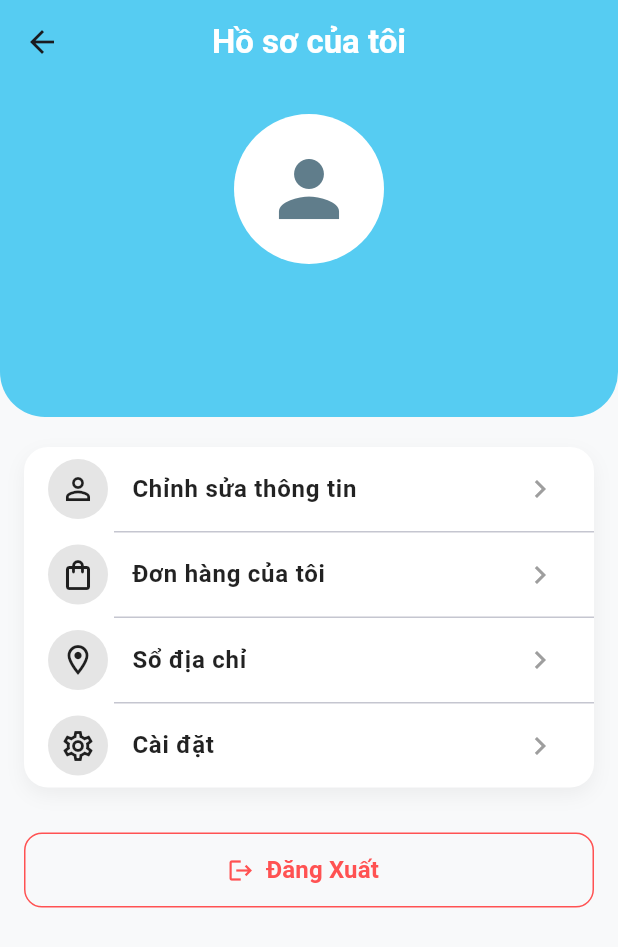
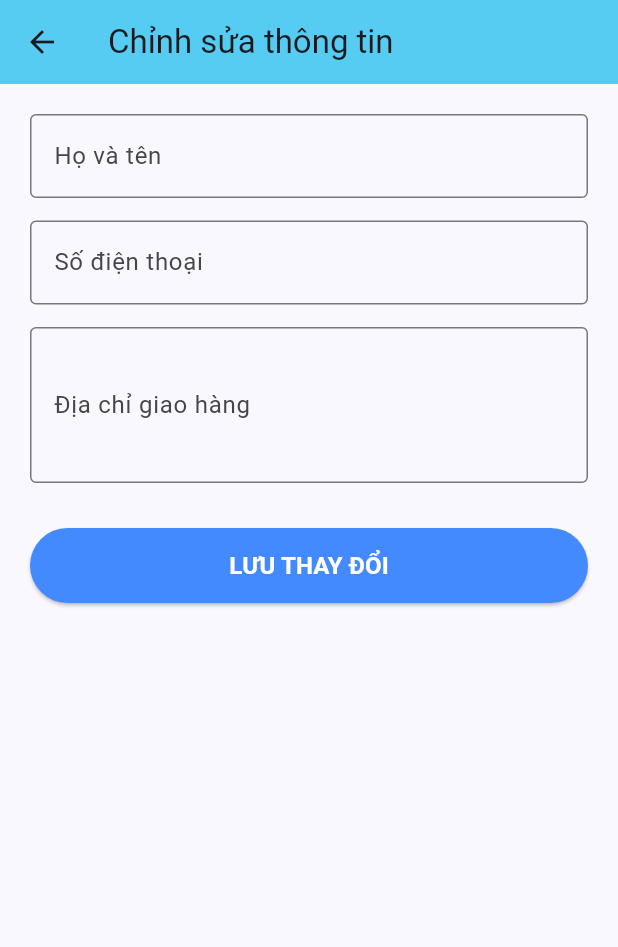
Before and after one commit to phat12480/prm393-glasses-app, a Flutter app: the ProfileScreen screen opened directly with empty values, after a tap on "Chỉnh sửa thông tin", on a phone screen of 412 x 824 dp. Shown: the top 947 px of the screen. Run offline on Flutter 3.47's test engine with Material 3 defaults, Android fonts, the phone set to English and light mode, and no system bars; our stand-ins replace carousel_slider, google_sign_in, sqflite; accounts and stored records are empty.

Commit message:
create edit profile & order hisory function in profile page

```diff
--- /dev/null
+++ b/lib/screens/edit_profile_screen.dart
@@ -0,0 +1,87 @@
+import 'package:flutter/material.dart';
+import '../models/user.dart';
+import '../presenters/edit_profile_presenter.dart';
+
+class EditProfileScreen extends StatefulWidget {
+  final User user;
+  const EditProfileScreen({super.key, required this.user});
+
+  @override
+  State<EditProfileScreen> createState() => _EditProfileScreenState();
+}
+
+class _EditProfileScreenState extends State<EditProfileScreen> implements EditProfileView {
+  late EditProfilePresenter _presenter;
+  late TextEditingController _nameCtrl;
+  late TextEditingController _phoneCtrl;
+  late TextEditingController _addressCtrl;
+  bool _isLoading = false;
+
+  @override
+  void initState() {
+    super.initState();
+    _presenter = EditProfilePresenter(this);
+    // Điền sẵn thông tin cũ vào ô nhập
+    _nameCtrl = TextEditingController(text: widget.user.fullName);
+    _phoneCtrl = TextEditingController(text: widget.user.phone);
+    _addressCtrl = TextEditingController(text: widget.user.address);
+  }
+
+  @override
+  void showLoading() => setState(() => _isLoading = true);
+  @override
+  void hideLoading() => setState(() => _isLoading = false);
+
+  @override
+  void onUpdateSuccess(User updatedUser) {
+    ScaffoldMessenger.of(context).showSnackBar(const SnackBar(content: Text("Cập nhật thành công!"), backgroundColor: Colors.green));
+    // Đóng trang và trả về user mới để ProfileScreen cập nhật giao diện
+    Navigator.pop(context, updatedUser);
+  }
+
+  @override
+  void onError(String message) {
+    ScaffoldMessenger.of(context).showSnackBar(SnackBar(content: Text(message), backgroundColor: Colors.red));
+  }
+
+  @override
+  Widget build(BuildContext context) {
+    return Scaffold(
+      appBar: AppBar(title: const Text("Chỉnh sửa thông tin"), backgroundColor: const Color(0xFF56CCF2)),
+      body: SingleChildScrollView(
+        padding: const EdgeInsets.all(20),
+        child: Column(
+          children: [
+            TextField(controller: _nameCtrl, decoration: const InputDecoration(labelText: "Họ và tên", border: OutlineInputBorder())),
+            const SizedBox(height: 15),
+            TextField(controller: _phoneCtrl, decoration: const InputDecoration(labelText: "Số điện thoại", border: OutlineInputBorder()), keyboardType: TextInputType.phone),
+            const SizedBox(height: 15),
+            TextField(controller: _addressCtrl, decoration: const InputDecoration(labelText: "Địa chỉ giao hàng", border: OutlineInputBorder()), maxLines: 3),
+            const SizedBox(height: 30),
+            SizedBox(
+              width: double.infinity, height: 50,
+              child: ElevatedButton(
+                style: ElevatedButton.styleFrom(backgroundColor: Colors.blueAccent, foregroundColor: Colors.white),
+                onPressed: _isLoading ? null : () {
+                  // Tạo cục User mới với thông tin vừa sửa
+                  User updatedUser = User(
+                    id: widget.user.id,
+                    username: widget.user.username,
+                    password: widget.user.password,
+                    email: widget.user.email, // Không cho sửa email/username
+                    role: widget.user.role,
+                    fullName: _nameCtrl.text.trim(),
+                    phone: _phoneCtrl.text.trim(),
+                    address: _addressCtrl.text.trim(),
+                  );
+                  _presenter.updateUserInfo(updatedUser);
+                },
+                child: _isLoading ? const CircularProgressIndicator(color: Colors.white) : const Text("LƯU THAY ĐỔI", style: TextStyle(fontWeight: FontWeight.bold, fontSize: 16)),
+              ),
+            )
+          ],
+        ),
+      ),
+    );
+  }
+}
--- a/lib/screens/profile_screen.dart
+++ b/lib/screens/profile_screen.dart
@@ -1,7 +1,9 @@
 import 'package:flutter/material.dart';
 import '../models/user.dart';
 import '../presenters/profile_presenter.dart';
-import 'login_screen.dart'; // Cần import Login để quay về khi đăng xuất
+import 'login_screen.dart';
+import 'edit_profile_screen.dart';
+import 'order_history_screen.dart';
 
 class ProfileScreen extends StatefulWidget {
   final User user;
@@ -13,24 +15,23 @@ class ProfileScreen extends StatefulWidget {
 
 class _ProfileScreenState extends State<ProfileScreen> implements ProfileView {
   late ProfilePresenter _presenter;
+  late User _currentUser;
   bool _isLoading = false;
 
   @override
   void initState() {
     super.initState();
     _presenter = ProfilePresenter(this);
+    _currentUser = widget.user;
   }
 
-  // --- THỰC THI HỢP ĐỒNG MVP ---
   @override
   void showLoading() => setState(() => _isLoading = true);
-
   @override
   void hideLoading() => setState(() => _isLoading = false);
 
   @override
   void onLogoutSuccess() {
-    // Xóa toàn bộ lịch sử màn hình và đẩy về trang Đăng nhập
     Navigator.of(context).pushAndRemoveUntil(
       MaterialPageRoute(builder: (context) => const LoginScreen()),
           (Route<dynamic> route) => false,
@@ -42,7 +43,7 @@ class _ProfileScreenState extends State<ProfileScreen> implements ProfileView {
     ScaffoldMessenger.of(context).showSnackBar(SnackBar(content: Text(message), backgroundColor: Colors.red));
   }
 
-  // --- UI COMPONENTS ---
+  // Khối giao diện cho từng dòng Menu
   Widget _buildMenuItem(IconData icon, String title, {VoidCallback? onTap, Color color = Colors.black87}) {
     return ListTile(
       leading: Container(
@@ -53,6 +54,30 @@ class _ProfileScreenState extends State<ProfileScreen> implements ProfileView {
       title: Text(title, style: TextStyle(fontWeight: FontWeight.w600, color: color)),
       trailing: const Icon(Icons.chevron_right, color: Colors.grey),
       onTap: onTap,
+    );
+  }
+
+  // Khối giao diện cho từng dòng thông tin User
+  Widget _buildInfoRow(IconData icon, String title, String value) {
+    return Row(
+      crossAxisAlignment: CrossAxisAlignment.start,
+      children: [
+        Icon(icon, size: 22, color: Colors.blueGrey),
+        const SizedBox(width: 12),
+        Expanded(
+          child: Column(
+            crossAxisAlignment: CrossAxisAlignment.start,
+            children: [
+              Text(title, style: const TextStyle(fontSize: 13, color: Colors.grey)),
+              const SizedBox(height: 4),
+              Text(
+                value,
+                style: const TextStyle(fontSize: 15, fontWeight: FontWeight.w500, color: Colors.black87),
+              ),
+            ],
+          ),
+        ),
+      ],
     );
   }
 
@@ -73,7 +98,7 @@ class _ProfileScreenState extends State<ProfileScreen> implements ProfileView {
           : SingleChildScrollView(
         child: Column(
           children: [
-            // --- 1. KHU VỰC HEADER (AVATAR & TÊN) ---
+            // --- 1. KHU VỰC HEADER (Chỉ hiện Avatar và Tên chính) ---
             Container(
               width: double.infinity,
               padding: const EdgeInsets.only(bottom: 30, top: 20),
@@ -89,15 +114,43 @@ class _ProfileScreenState extends State<ProfileScreen> implements ProfileView {
                     child: Icon(Icons.person, size: 60, color: Colors.blueGrey),
                   ),
                   const SizedBox(height: 15),
-                  Text(widget.user.fullName, style: const TextStyle(fontSize: 22, fontWeight: FontWeight.bold, color: Colors.white)),
-                  const SizedBox(height: 5),
-                  Text(widget.user.email, style: const TextStyle(fontSize: 14, color: Colors.white70)),
+                  Text(_currentUser.fullName, style: const TextStyle(fontSize: 22, fontWeight: FontWeight.bold, color: Colors.white)),
                 ],
               ),
             ),
             const SizedBox(height: 20),
 
-            // --- 2. KHU VỰC MENU QUẢN LÝ ---
+            // --- 2. KHU VỰC THÔNG TIN CHI TIẾT CỦA USER ---
+            Container(
+              margin: const EdgeInsets.symmetric(horizontal: 16),
+              padding: const EdgeInsets.all(20),
+              decoration: BoxDecoration(
+                color: Colors.white,
+                borderRadius: BorderRadius.circular(16),
+                boxShadow: [BoxShadow(color: Colors.black.withOpacity(0.05), blurRadius: 10, offset: const Offset(0, 5))],
+              ),
+              child: Column(
+                crossAxisAlignment: CrossAxisAlignment.start,
+                children: [
+                  const Text("Thông tin cá nhân", style: TextStyle(fontSize: 16, fontWeight: FontWeight.bold, color: Colors.blueAccent)),
+                  const Divider(height: 30, thickness: 1),
+
+                  _buildInfoRow(Icons.badge_outlined, "Tên đăng nhập", _currentUser.username),
+                  const SizedBox(height: 15),
+
+                  _buildInfoRow(Icons.email_outlined, "Email", _currentUser.email.isNotEmpty ? _currentUser.email : "Chưa cập nhật"),
+                  const SizedBox(height: 15),
+
+                  _buildInfoRow(Icons.phone_outlined, "Số điện thoại", _currentUser.phone.isNotEmpty ? _currentUser.phone : "Chưa cập nhật"),
+                  const SizedBox(height: 15),
+
+                  _buildInfoRow(Icons.location_on_outlined, "Địa chỉ", _currentUser.address.isNotEmpty ? _currentUser.address : "Chưa cập nhật"),
+                ],
+              ),
+            ),
+            const SizedBox(height: 20),
+
+            // --- 3. KHU VỰC MENU QUẢN LÝ ---
             Container(
               margin: const EdgeInsets.symmetric(horizontal: 16),
               decoration: BoxDecoration(
@@ -107,19 +160,33 @@ class _ProfileScreenState extends State<ProfileScreen> implements ProfileView {
               ),
               child: Column(
                 children: [
-                  _buildMenuItem(Icons.person_outline, "Chỉnh sửa thông tin", onTap: () {}),
+                  // Nút Chỉnh sửa thông tin
+                  _buildMenuItem(Icons.edit_outlined, "Chỉnh sửa thông tin", onTap: () async {
+                    final updatedUser = await Navigator.push(
+                        context,
+                        MaterialPageRoute(builder: (context) => EditProfileScreen(user: _currentUser))
+                    );
+                    if (updatedUser != null && updatedUser is User) {
+                      setState(() {
+                        _currentUser = updatedUser;
+                      });
+                    }
+                  }),
                   const Divider(height: 1, indent: 60),
-                  _buildMenuItem(Icons.shopping_bag_outlined, "Đơn hàng của tôi", onTap: () {}),
-                  const Divider(height: 1, indent: 60),
-                  _buildMenuItem(Icons.location_on_outlined, "Sổ địa chỉ", onTap: () {}),
-                  const Divider(height: 1, indent: 60),
-                  _buildMenuItem(Icons.settings_outlined, "Cài đặt", onTap: () {}),
+
+                  // Nút Lịch sử đơn hàng
+                  _buildMenuItem(Icons.shopping_bag_outlined, "Lịch sử đơn hàng", onTap: () {
+                    Navigator.push(
+                        context,
+                        MaterialPageRoute(builder: (context) => OrderHistoryScreen(user: _currentUser))
+                    );
+                  }),
                 ],
               ),
             ),
             const SizedBox(height: 30),
 
-            // --- 3. NÚT ĐĂNG XUẤT ---
+            // --- 4. NÚT ĐĂNG XUẤT ---
             Padding(
               padding: const EdgeInsets.symmetric(horizontal: 16),
               child: SizedBox(
@@ -134,7 +201,6 @@ class _ProfileScreenState extends State<ProfileScreen> implements ProfileView {
                   icon: const Icon(Icons.logout),
                   label: const Text("Đăng Xuất", style: TextStyle(fontSize: 16, fontWeight: FontWeight.bold)),
                   onPressed: () {
-                    // Hiển thị hộp thoại xác nhận
                     showDialog(
                         context: context,
                         builder: (context) => AlertDialog(
@@ -144,8 +210,8 @@ class _ProfileScreenState extends State<ProfileScreen> implements ProfileView {
                             TextButton(onPressed: () => Navigator.pop(context), child: const Text("Hủy", style: TextStyle(color: Colors.grey))),
                             TextButton(
                                 onPressed: () {
-                                  Navigator.pop(context); // Đóng Dialog
-                                  _presenter.logout(); // Gọi hàm Đăng xuất
+                                  Navigator.pop(context);
+                                  _presenter.logout();
                                 },
                                 child: const Text("Đăng xuất", style: TextStyle(color: Colors.red))
                             ),
```
Also changed, not shown: lib/db/database_helper.dart (+26 -0 lines), lib/presenters/edit_profile_presenter.dart (added, +26 -0 lines), lib/presenters/order_history_presenter.dart (added, +25 -0 lines), lib/screens/order_history_screen.dart (added, +89 -0 lines).
